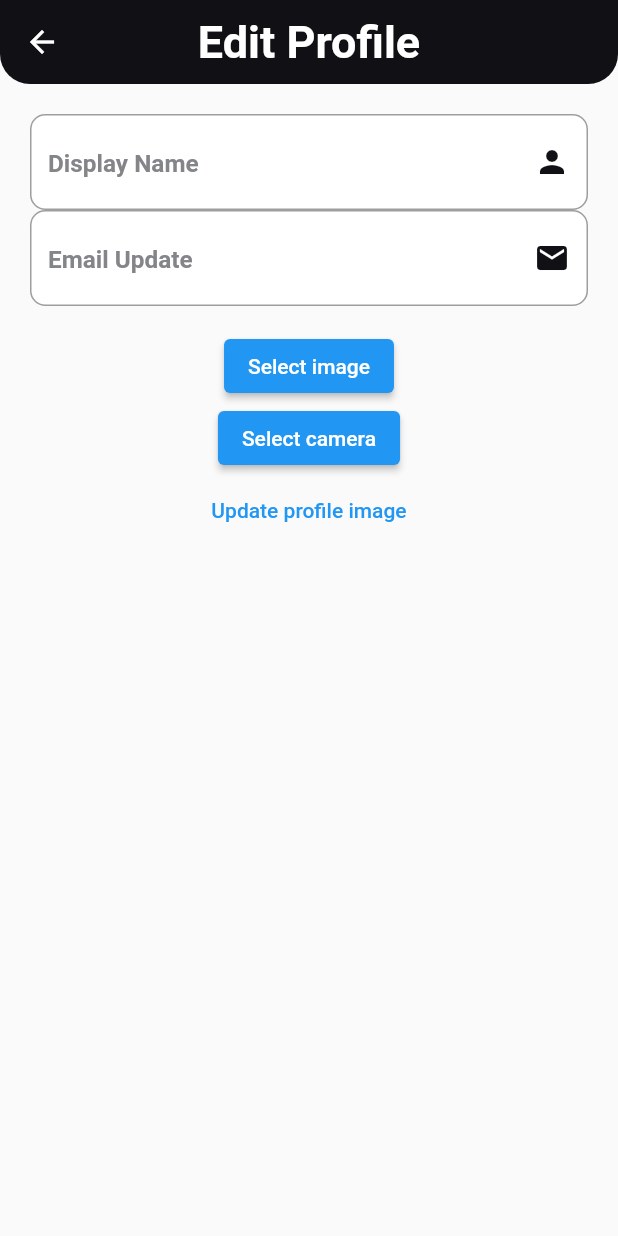
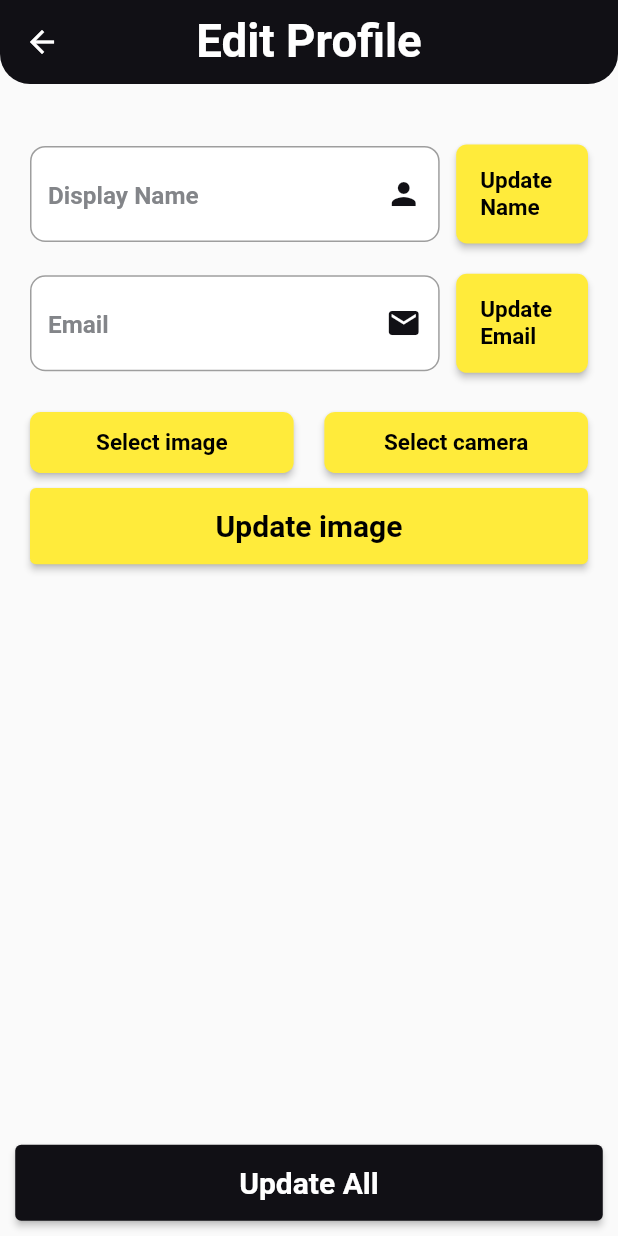
Before and after one commit to MMS0409/ecommerce_app, a Flutter app: the EditProfile screen opened by its route, after a tap on "Select image", on a phone screen of 412 x 824 dp. Run offline on Flutter 3.47's test engine with Material 2 defaults, Android fonts, the phone set to English and light mode, and no system bars; our stand-ins replace cloud_firestore, firebase_auth, firebase_core, firebase_storage, flutter_screenutil, google_sign_in and 2 more; accounts and stored records are empty; Roboto replaces fonts that are missing (Montserrat); project files that could hold a hidden picture were left out.

Commit message:
profile update end

```diff
--- a/lib/main.dart
+++ b/lib/main.dart
@@ -52,9 +52,9 @@ class MyApp extends StatelessWidget {
           onGenerateRoute: AppRoute.generateRoute,
           debugShowCheckedModeBanner: false,
           theme: AppTheme.myTheme,
-          home: const SplashScreen(),
         );
       },
+      child: const SplashScreen(),
     );
   }
 }
--- a/lib/ui/profile/widgets/edit_profile.dart
+++ b/lib/ui/profile/widgets/edit_profile.dart
@@ -1,11 +1,14 @@
 import 'dart:io';
 import 'package:ecommerce_app/ui/auth/widgets/global_text_fields.dart';
+import 'package:ecommerce_app/ui/profile/widgets/update_button.dart';
+import 'package:firebase_storage/firebase_storage.dart' as firebase_storage;
 import 'package:flutter/material.dart';
 import 'package:flutter/services.dart';
+import 'package:flutter_screenutil/flutter_screenutil.dart';
 import 'package:image_picker/image_picker.dart';
 import 'package:provider/provider.dart';
-import 'package:firebase_storage/firebase_storage.dart' as firebase_storage;
 import '../../../providers/profiles_provider.dart';
+import '../../../utils/colors/app_colors.dart';
 
 class EditProfile extends StatefulWidget {
   const EditProfile({super.key});
@@ -18,21 +21,9 @@ class _EditProfileState extends State<EditProfile> {
   String? _imageUrl;
   File? image;
 
-
-  Future pickImage() async {
+  Future picker(ImageSource source) async {
     try {
-      final image = await ImagePicker().pickImage(source: ImageSource.gallery);
-      if (image == null) return;
-      final imageTemp = File(image.path);
-      setState(() => this.image = imageTemp);
-    } on PlatformException catch (e) {
-      print('Failed to pick image: $e');
-    }
-  }
-
-  Future pickCamera() async {
-    try {
-      final image = await ImagePicker().pickImage(source: ImageSource.camera);
+      final image = await ImagePicker().pickImage(source: source);
       if (image == null) return;
       final imageTemp = File(image.path);
       setState(() => this.image = imageTemp);
@@ -70,6 +61,30 @@ class _EditProfileState extends State<EditProfile> {
   @override
   Widget build(BuildContext context) {
     return Scaffold(
+      bottomNavigationBar: Padding(
+        padding: EdgeInsets.all(10.r),
+        child: SizedBox(
+          height: 50.h,
+          width: double.infinity,
+          child: ElevatedButton(
+            style: ButtonStyle(
+              backgroundColor:
+                  MaterialStatePropertyAll<Color>(AppColors.c_111015),
+            ),
+            onPressed: () {
+              _uploadImage();
+              context
+                  .read<ProfileProvider>()
+                  .updateAll(context, _imageUrl ?? '');
+            },
+            child: const Text("Update All",
+                style: TextStyle(
+                    color: Colors.white,
+                    fontSize: 20,
+                    fontWeight: FontWeight.w700)),
+          ),
+        ),
+      ),
       appBar: AppBar(
         title: const Text('Edit Profile'),
       ),
@@ -80,42 +95,121 @@ class _EditProfileState extends State<EditProfile> {
             child: Column(
               mainAxisAlignment: MainAxisAlignment.center,
               children: [
-                GlobalTextField(
+                SizedBox(
+                  height: 20.h,
+                ),
+                Row(children: [
+                  Expanded(
+                    child: GlobalTextField(
                       hintText: "Display Name",
                       keyboardType: TextInputType.emailAddress,
                       textInputAction: TextInputAction.next,
                       textAlign: TextAlign.start,
-                  controller: context.read<ProfileProvider>().nameController,
+                      controller:
+                          context.read<ProfileProvider>().nameController,
                       icon: Icons.person,
                     ),
-                GlobalTextField(
-                  hintText: "Email Update",
+                  ),
+                  Padding(
+                    padding: EdgeInsets.only(left: 10.w),
+                    child: UpdateButton(
+                      ontap: () {
+                        _uploadImage();
+                        context.read<ProfileProvider>().updateUsername(context);
+                      },
+                      title: "Update Name",
+                      height: 65,
+                      width: 80,
+                    ),
+                  ),
+                ]),
+                SizedBox(
+                  height: 20.h,
+                ),
+                Row(
+                  children: [
+                    Expanded(
+                      child: GlobalTextField(
+                        hintText: "Email",
                         keyboardType: TextInputType.emailAddress,
-                  textInputAction: TextInputAction.next,
+                        textInputAction: TextInputAction.done,
                         textAlign: TextAlign.start,
-                  controller: context.read<ProfileProvider>().emailController,
+                        controller:
+                            context.read<ProfileProvider>().emailController,
                         icon: Icons.email,
                       ),
-                image == null ? const Text('') : Image.file(image!,height: 70,),
-                ElevatedButton(
-                    onPressed: () {
-                      pickImage();
+                    ),
+                    Padding(
+                      padding: EdgeInsets.only(left: 10.w),
+                      child: UpdateButton(
+                          height: 65,
+                          width: 80,
+                          ontap: () {
+                            _uploadImage();
+                            context
+                                .read<ProfileProvider>()
+                                .updateEmail(context);
                           },
-                    child: const Text('Select image')),
-                ElevatedButton(
-                    onPressed: () {
-                      pickCamera();
+                          title: 'Update Email'),
+                    )
+                  ],
+                ),
+                image == null
+                    ? const Text('')
+                    : Padding(
+                        padding: EdgeInsets.only(top: 20.h),
+                        child: SizedBox(
+                            width: 150.w,
+                            height: 150.h,
+                            child: Image.file(
+                              image!,
+                              fit: BoxFit.fill,
+                            )),
+                      ),
+                Row(
+                  mainAxisAlignment: MainAxisAlignment.spaceBetween,
+                  children: [
+                    Padding(
+                      padding: EdgeInsets.symmetric(vertical: 10.h),
+                      child: UpdateButton(
+                          ontap: () {
+                            picker(ImageSource.gallery);
                           },
-                    child: const Text('Select camera')),
-                TextButton(
+                          title: 'Select image',
+                          height: 40,
+                          width: 160),
+                    ),
+                    Padding(
+                      padding: EdgeInsets.symmetric(vertical: 10.h),
+                      child: UpdateButton(
+                          ontap: () {
+                            picker(ImageSource.camera);
+                          },
+                          title: 'Select camera',
+                          height: 40,
+                          width: 160),
+                    ),
+                  ],
+                ),
+                SizedBox(
+                  height: 50.h,
+                  width: double.infinity,
+                  child: ElevatedButton(
+                    style: const ButtonStyle(
+                        backgroundColor:
+                            MaterialStatePropertyAll<Color>(Colors.yellow)),
                     onPressed: () {
                       _uploadImage();
-                    context.read<ProfileProvider>().updateUsername(context);
-                    context.read<ProfileProvider>().updateEmail(context);
-                    context.read<ProfileProvider>().updateUserImage(context, _imageUrl!);
-                    Navigator.pop(context);
+                      context
+                          .read<ProfileProvider>()
+                          .updateUserImage(context, _imageUrl ?? '');
                     },
-                  child: const Text("Update profile image"),
+                    child: const Text("Update image",
+                        style: TextStyle(
+                            color: Colors.black,
+                            fontSize: 20,
+                            fontWeight: FontWeight.w700)),
+                  ),
                 ),
               ],
             ),
--- /dev/null
+++ b/lib/ui/profile/widgets/update_button.dart
@@ -0,0 +1,31 @@
+import 'package:flutter/material.dart';
+import 'package:flutter_screenutil/flutter_screenutil.dart';
+
+class UpdateButton extends StatelessWidget {
+  const UpdateButton({super.key, required this.ontap, required this.title, required this.height, required this.width});
+
+  final VoidCallback ontap;
+  final String title;
+  final double height;
+  final double width;
+
+  @override
+  Widget build(BuildContext context) {
+    return SizedBox(
+      height: height.h,
+      width: width.w,
+      child: ElevatedButton(
+        style: ButtonStyle(
+            backgroundColor: const MaterialStatePropertyAll<Color>(Colors.yellow),
+            shape: MaterialStateProperty.all(
+                RoundedRectangleBorder(
+                    borderRadius: BorderRadius.circular(7.r)
+                )
+            )
+        ),
+        onPressed: ontap,
+        child: Text(title,style: const TextStyle(color: Colors.black,fontSize:15,fontWeight: FontWeight.w700)),
+      ),
+    );
+  }
+}
--- a/lib/utils/theme.dart
+++ b/lib/utils/theme.dart
@@ -30,8 +30,8 @@ class AppTheme {
         borderRadius: BorderRadius.only(bottomRight: Radius.circular(20),bottomLeft: Radius.circular(20))
       ),
       centerTitle: true,
-      titleTextStyle: const TextStyle(
-        fontSize: 30,
+      titleTextStyle: TextStyle(
+        fontSize: 30.sp,
       fontWeight: FontWeight.w600,
       color: Colors.white,
       fontFamily: "Montserrat"
--- a/lib/utils/ui_utils/error_message_dialog.dart
+++ b/lib/utils/ui_utils/error_message_dialog.dart
@@ -1,5 +1,6 @@
 import 'package:flutter/cupertino.dart';
 import 'package:flutter/material.dart';
+import 'package:flutter_screenutil/flutter_screenutil.dart';
 
 import '../colors/app_colors.dart';
 
@@ -17,7 +18,7 @@ void showErrorMessage({
         style: TextStyle(fontWeight: FontWeight.w800),
       ),
       content: Padding(
-        padding: const EdgeInsets.only(top: 10),
+        padding: EdgeInsets.only(top: 10.h),
         child: Text(
           message,
           style:
@@ -46,7 +47,7 @@ Future<void> showConfirmMessage({
     builder: (BuildContext context) => AlertDialog(
       backgroundColor: Colors.white,
       content: Padding(
-        padding: const EdgeInsets.only(top: 10),
+        padding: EdgeInsets.only(top: 10.h),
         child: Text(
           message,
           style:
```
Also changed, not shown: lib/providers/profiles_provider.dart (+79 -20 lines), lib/ui/profile/profile_screen.dart (+5 -2 lines), lib/utils/ui_utils/loading_dialog.dart (+5 -4 lines). Lines whose indentation alone changed are shown as unchanged.
